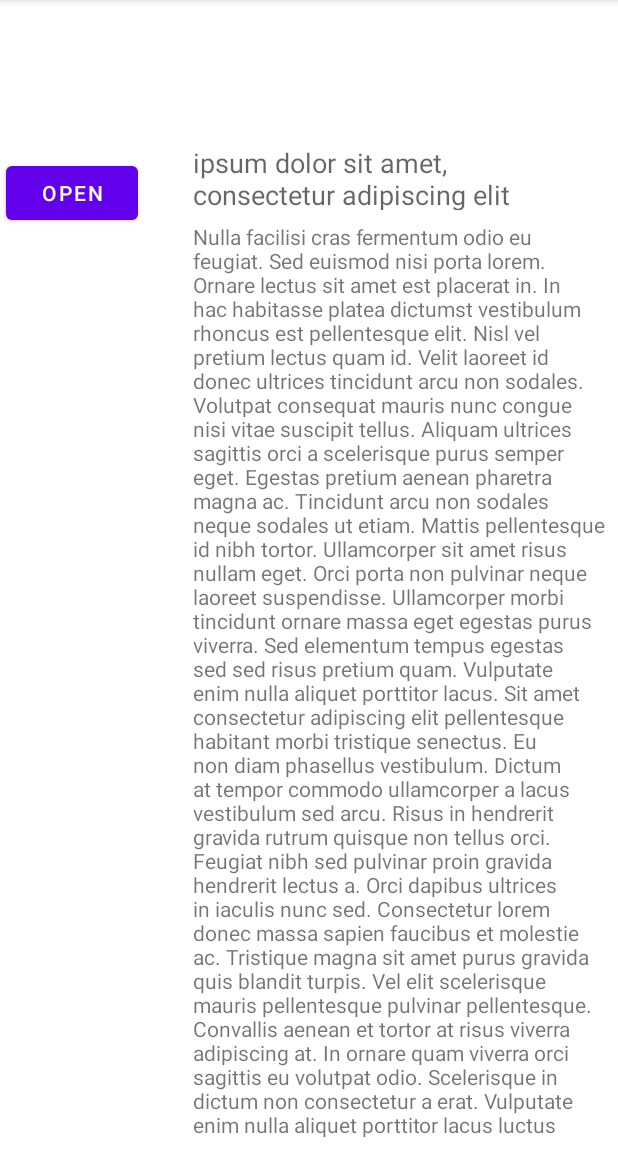
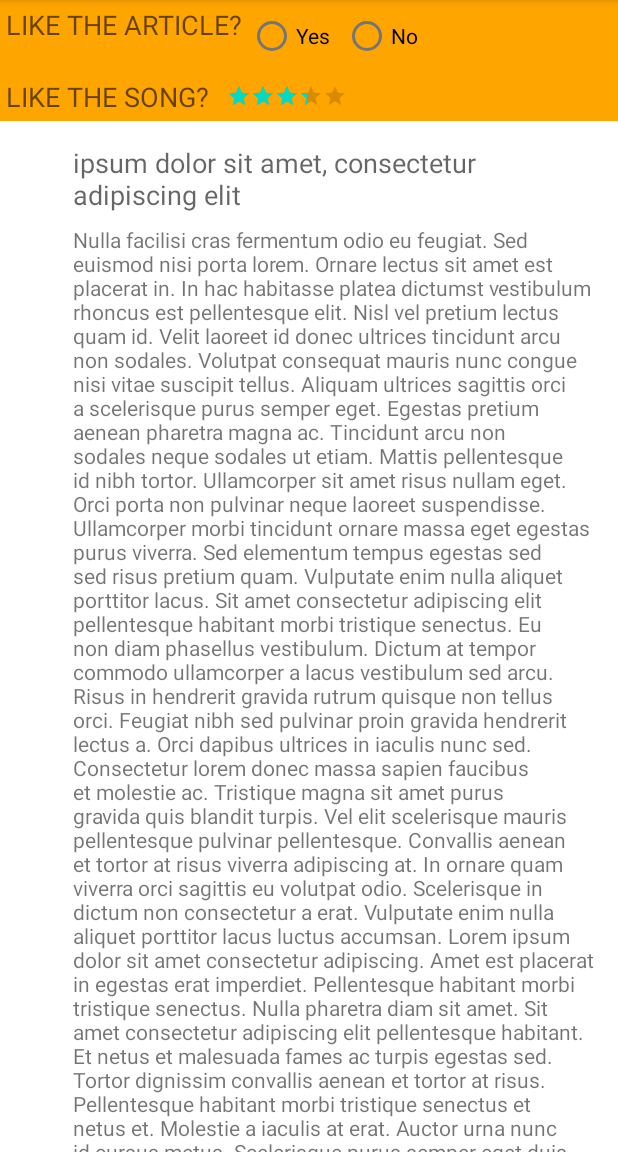
Before and after one commit to sakriya777/Fragment, an Android app: the screen it shows after launch (MainActivity), on a phone screen of 412 x 824 dp, the part 84-1236 px from its top. Run offline under Robolectric (Android 15) with nearby library versions, the phone set to English and light mode, and no system bars.

Commit message:
challenge complete

```diff
--- a/app/src/main/java/com/example/fragments/SimpleFragment.java
+++ b/app/src/main/java/com/example/fragments/SimpleFragment.java
@@ -22,7 +22,6 @@ public class SimpleFragment extends Fragment {
     public SimpleFragment() {
         // Required empty public constructor
     }
-
 
     @Override
     public View onCreateView(LayoutInflater inflater, ViewGroup container,
@@ -75,9 +74,4 @@ public class SimpleFragment extends Fragment {
         return rootView;
     }
 
-
-    public static SimpleFragment newInstance() {
-        return new SimpleFragment();
-    }
-
 }
--- a/app/src/main/res/layout/activity_main.xml
+++ b/app/src/main/res/layout/activity_main.xml
@@ -1,4 +1,5 @@
 <?xml version="1.0" encoding="utf-8"?>
+
 
 <androidx.constraintlayout.widget.ConstraintLayout
     xmlns:android="http://schemas.android.com/apk/res/android"
@@ -7,6 +8,7 @@
     android:layout_width="match_parent"
     android:layout_height="match_parent"
     tools:context=".MainActivity">
+
 
     <ImageView
         android:id="@+id/imageView"
@@ -22,58 +24,43 @@
 
     <TextView
         android:id="@+id/title"
-        android:layout_width="267dp"
-        android:layout_height="44dp"
-        android:layout_marginLeft="@dimen/margin_wide"
-        android:layout_marginRight="@dimen/margin_wide"
+        android:layout_width="0dp"
+        android:layout_height="wrap_content"
         android:text="@string/title1"
         android:textAppearance="@style/Base.TextAppearance.AppCompat.Medium"
-        app:layout_constraintHorizontal_bias="1.0"
+        android:layout_marginRight="@dimen/margin_wide"
+        app:layout_constraintRight_toRightOf="parent"
+        app:layout_constraintTop_toTopOf="@+id/imageView"
         app:layout_constraintLeft_toRightOf="@+id/imageView"
-        app:layout_constraintRight_toRightOf="parent"
-        app:layout_constraintTop_toTopOf="@+id/imageView" />
+        android:layout_marginLeft="16dp"
+        app:layout_constraintHorizontal_bias="0.0"
+        android:layout_marginStart="16dp"
+        android:layout_marginEnd="@dimen/margin_wide" />
 
-    <ScrollView
+
+    <TextView
+        android:id="@+id/article"
         android:layout_width="0dp"
-        android:layout_height="0dp"
-        android:layout_marginRight="@dimen/standard_margin"
-        android:layout_marginEnd="@dimen/standard_margin"
+        android:layout_height="wrap_content"
+        android:layout_marginRight="@dimen/padding_wide"
+        android:text="@string/article1"
         app:layout_constraintRight_toRightOf="parent"
         android:layout_marginTop="@dimen/standard_margin"
         app:layout_constraintTop_toBottomOf="@+id/title"
-        android:layout_marginLeft="0dp"
-        android:layout_marginStart="0dp"
         app:layout_constraintLeft_toLeftOf="@+id/title"
-        app:layout_constraintBottom_toBottomOf="parent"
-        android:layout_marginBottom="@dimen/standard_margin">
+        app:layout_constraintHorizontal_bias="0.0"
+        android:layout_marginEnd="@dimen/padding_wide" />
 
-        <TextView
-            android:id="@+id/article"
-            android:layout_width="match_parent"
-            android:layout_height="wrap_content"
-            android:text="@string/article1"
-            tools:layout_editor_absoluteX="8dp"
-            tools:layout_editor_absoluteY="288dp"/>
-    </ScrollView>
 
-    <FrameLayout
-        android:id="@+id/fragment_container"
-        android:name="SimpleFragment"
+    <fragment
+        android:id="@+id/fragment"
+        android:name="com.example.fragments.SimpleFragment"
         android:layout_width="0dp"
         android:layout_height="wrap_content"
         app:layout_constraintLeft_toLeftOf="parent"
         app:layout_constraintRight_toRightOf="parent"
         app:layout_constraintTop_toTopOf="parent"
-        tools:layout="@layout/activity_simple_fragment"/>
+        tools:layout="@layout/activity_simple_fragment" />
 
-    <Button
-        android:id="@+id/open_button"
-        android:layout_width="wrap_content"
-        android:layout_height="wrap_content"
-        android:layout_marginLeft="4dp"
-        android:layout_marginTop="@dimen/standard_margin"
-        android:text="@string/open"
-        app:layout_constraintLeft_toLeftOf="parent"
-        app:layout_constraintTop_toBottomOf="@+id/imageView" />
 
 </androidx.constraintlayout.widget.ConstraintLayout>
--- a/app/src/main/res/layout/activity_simple_fragment.xml
+++ b/app/src/main/res/layout/activity_simple_fragment.xml
@@ -3,7 +3,7 @@
     android:layout_width="match_parent"
     android:layout_height="wrap_content"
     android:background="@color/my_fragment_color"
-    android:orientation="horizontal"
+    android:orientation="vertical"
     tools:context=".SimpleFragment">
 
     <LinearLayout
@@ -17,7 +17,7 @@
             android:layout_height="wrap_content"
             android:padding="@dimen/small_padding"
             android:text="@string/question_article"
-            android:textAppearance="@style/Base.TextAppearance.AppCompat.Medium" />
+            android:textAppearance="@style/Base.TextAppearance.AppCompat.Medium"/>
 
         <RadioGroup
             android:id="@+id/radio_group"
@@ -30,14 +30,14 @@
                 android:layout_width="wrap_content"
                 android:layout_height="wrap_content"
                 android:layout_marginRight="@dimen/standard_margin"
-                android:text="@string/yes" />
+                android:text="@string/yes"/>
 
             <RadioButton
                 android:id="@+id/radio_button_no"
                 android:layout_width="wrap_content"
                 android:layout_height="wrap_content"
                 android:layout_marginRight="@dimen/standard_margin"
-                android:text="@string/no" />
+                android:text="@string/no"/>
         </RadioGroup>
 
     </LinearLayout>
@@ -53,18 +53,17 @@
             android:layout_height="wrap_content"
             android:padding="@dimen/small_padding"
             android:text="@string/question_the_song"
-            android:textAppearance="@style/Base.TextAppearance.AppCompat.Medium" />
+            android:textAppearance="@style/Base.TextAppearance.AppCompat.Medium"/>
 
         <RatingBar
             android:id="@+id/ratingBar"
             style="@android:style/Widget.DeviceDefault.RatingBar.Small"
             android:layout_width="wrap_content"
             android:layout_height="wrap_content"
+            android:numStars="6"
             android:isIndicator="false"
-            android:numStars="6"
             android:padding="@dimen/padding_standard"
             android:rating="3.5"
-            android:stepSize="0.5" />
+            android:stepSize="0.5"/>
     </LinearLayout>
-
 </LinearLayout>
```
Also changed, not shown: app/src/main/java/com/example/fragments/MainActivity.java (+0 -81 lines).
